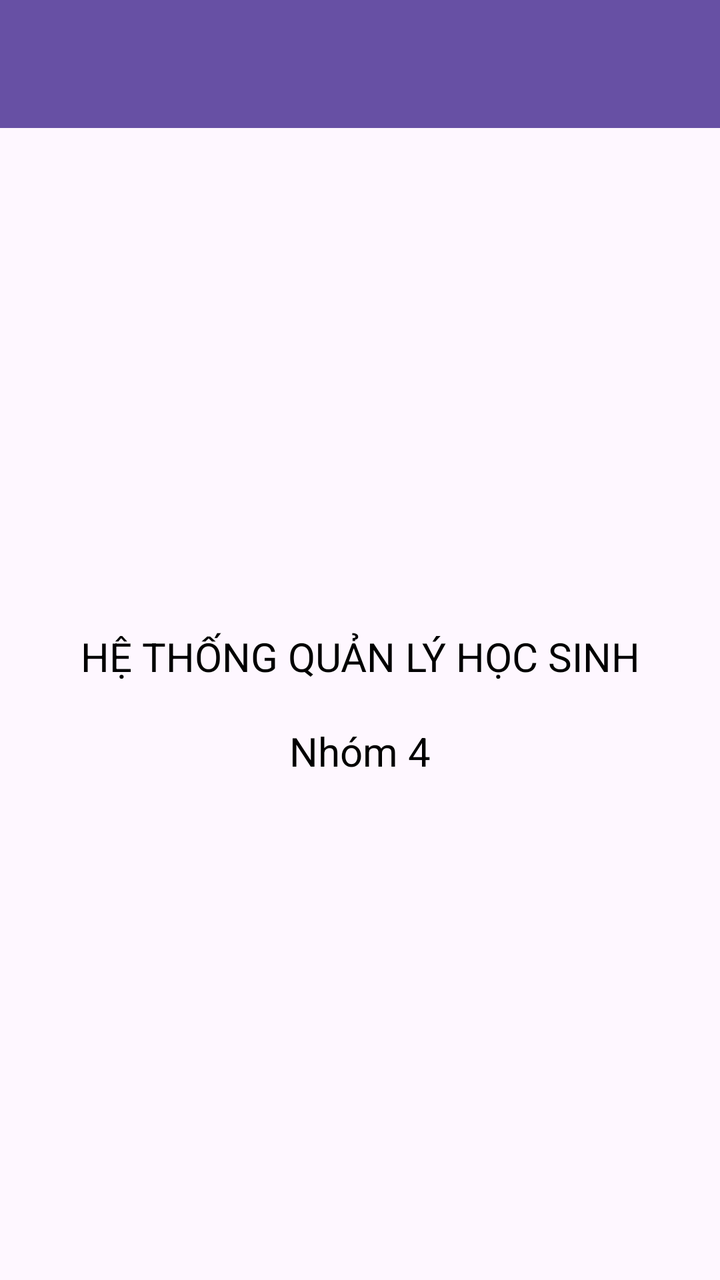
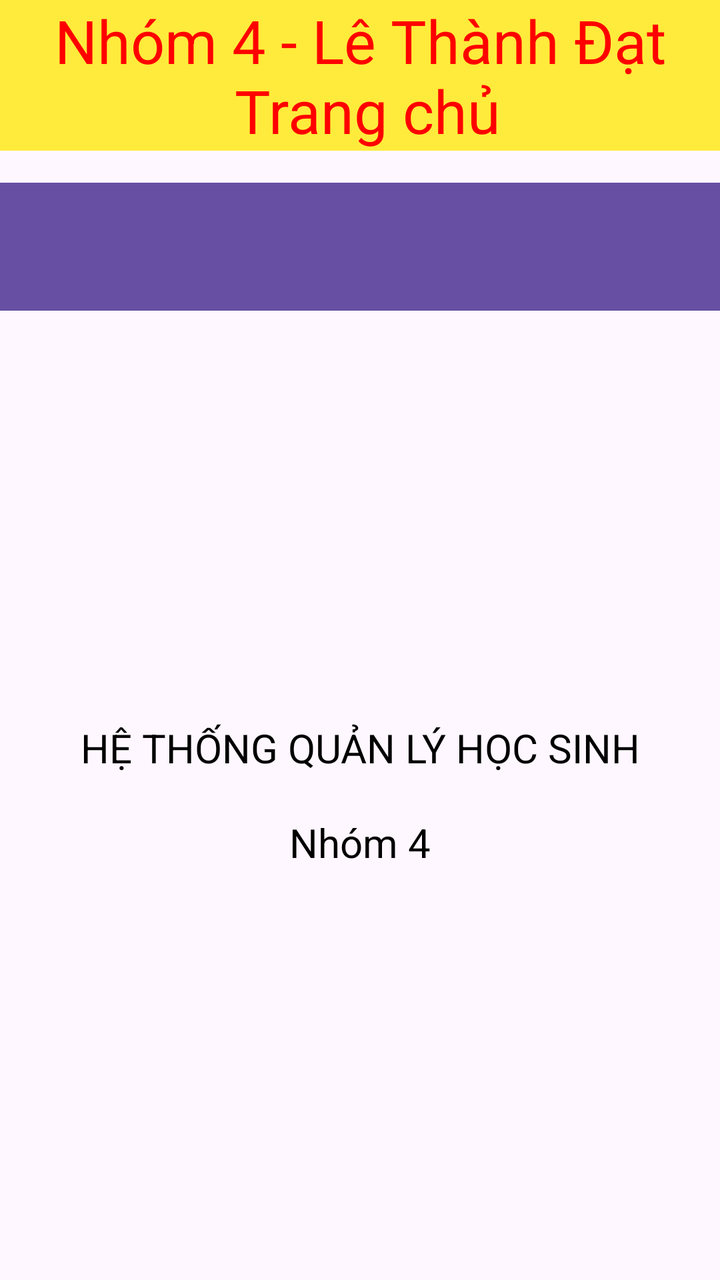

Screens rendered from an Android XML layout before and after an edit, with the pre-edit source and the edit as a unified diff.
<!-- AndroidManifest.xml: application theme Theme.QuanLyTruongHoc -->
<!-- res/layout/activity_home.xml -->
<?xml version="1.0" encoding="utf-8"?>
<androidx.drawerlayout.widget.DrawerLayout xmlns:android="http://schemas.android.com/apk/res/android"
    xmlns:app="http://schemas.android.com/apk/res-auto"
    android:id="@+id/drawer_layout"
    android:layout_width="match_parent"
    android:layout_height="match_parent">

    <LinearLayout
        android:layout_width="match_parent"
        android:layout_height="match_parent"
        android:orientation="vertical">

        <androidx.appcompat.widget.Toolbar
            android:id="@+id/toolbar"
            android:layout_width="match_parent"
            android:layout_height="?attr/actionBarSize"
            android:background="?attr/colorPrimary"
            android:theme="@style/ThemeOverlay.AppCompat.Dark.ActionBar" />

        <TextView
            android:layout_width="match_parent"
            android:layout_height="match_parent"
            android:gravity="center"
            android:text="HỆ THỐNG QUẢN LÝ HỌC SINH\n\nNhóm 4"
            android:textSize="20sp"
            android:textColor="#000"/>
    </LinearLayout>

    <com.google.android.material.navigation.NavigationView
        android:id="@+id/nav_view"
        android:layout_width="wrap_content"
        android:layout_height="match_parent"
        android:layout_gravity="start"
        app:headerLayout="@layout/nav_header"
        app:menu="@menu/drawer_menu" />

</androidx.drawerlayout.widget.DrawerLayout>
<!-- res/layout/nav_header.xml (included above) -->
<?xml version="1.0" encoding="utf-8"?>
<LinearLayout xmlns:android="http://schemas.android.com/apk/res/android"
    android:layout_width="match_parent"
    android:layout_height="176dp"
    android:background="#009688"
    android:gravity="bottom"
    android:orientation="vertical"
    android:padding="16dp"
    android:theme="@style/ThemeOverlay.AppCompat.Dark">

    <TextView
        android:layout_width="match_parent"
        android:layout_height="wrap_content"
        android:text="Admin"
        android:textAppearance="@style/TextAppearance.AppCompat.Body1" />

    <TextView
        android:layout_width="wrap_content"
        android:layout_height="wrap_content"
        android:text="admin@school.com" />
</LinearLayout>
<!-- resources referenced by this layout -->
<resources>
  <style name="Theme.QuanLyTruongHoc" parent="Base.Theme.QuanLyTruongHoc" />
  <style name="Base.Theme.QuanLyTruongHoc" parent="Theme.Material3.DayNight.NoActionBar">
          
          
      </style>
</resources>

<!-- the commit's change to res/layout/activity_home.xml (unified diff, before → after) -->
@@ -9,7 +9,15 @@
         android:layout_width="match_parent"
         android:layout_height="match_parent"
         android:orientation="vertical">
-
+        <TextView
+            android:layout_width="match_parent"
+            android:layout_height="wrap_content"
+            android:text="Nhóm 4 - Lê Thành Đạt\n Trang chủ"
+            android:textColor="#FF0000"
+            android:textSize="30dp"
+            android:gravity="center"
+            android:background="#FFEB3B"
+            android:layout_marginBottom="16dp"/>
         <androidx.appcompat.widget.Toolbar
             android:id="@+id/toolbar"
             android:layout_width="match_parent"
@@ -49,11 +57,11 @@
     <TextView
         android:layout_width="match_parent"
         android:layout_height="wrap_content"
-        android:text="Admin"
+        android:text="Nhóm 4 - Lê Thành Đạt"
         android:textAppearance="@style/TextAppearance.AppCompat.Body1" />
 
     <TextView
         android:layout_width="wrap_content"
         android:layout_height="wrap_content"
-        android:text="admin@school.com" />
+        android:text="Quản Lý Học Sinh" />
 </LinearLayout>
